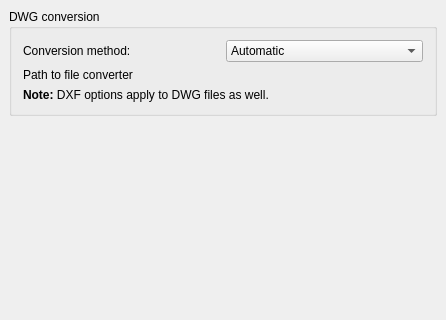
Before: the Qt Designer form src/Mod/Draft/Resources/ui/preferences-dwg.ui in southseact-3d/fcd, drawn with Qt 5; both pictures show x 0 to 446 and y 0 to 320 of the 446 by 462 pixel window.
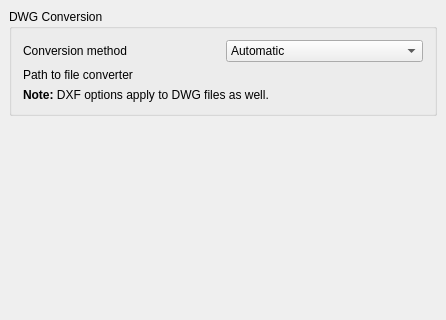
After: the same form once the commit is applied. Custom widgets are drawn as their Qt base class.

The edit to the form file:
```diff
--- a/src/Mod/Draft/Resources/ui/preferences-dwg.ui
+++ b/src/Mod/Draft/Resources/ui/preferences-dwg.ui
@@ -23,7 +23,7 @@
    <item>
     <widget class="QGroupBox" name="groupBox">
      <property name="title">
-      <string>DWG conversion</string>
+      <string>DWG Conversion</string>
      </property>
      <layout class="QVBoxLayout" name="verticalLayout">
       <item>
@@ -31,7 +31,7 @@
         <item>
          <widget class="QLabel" name="label_2">
           <property name="text">
-           <string>Conversion method:</string>
+           <string>Conversion method</string>
           </property>
          </widget>
         </item>
```
